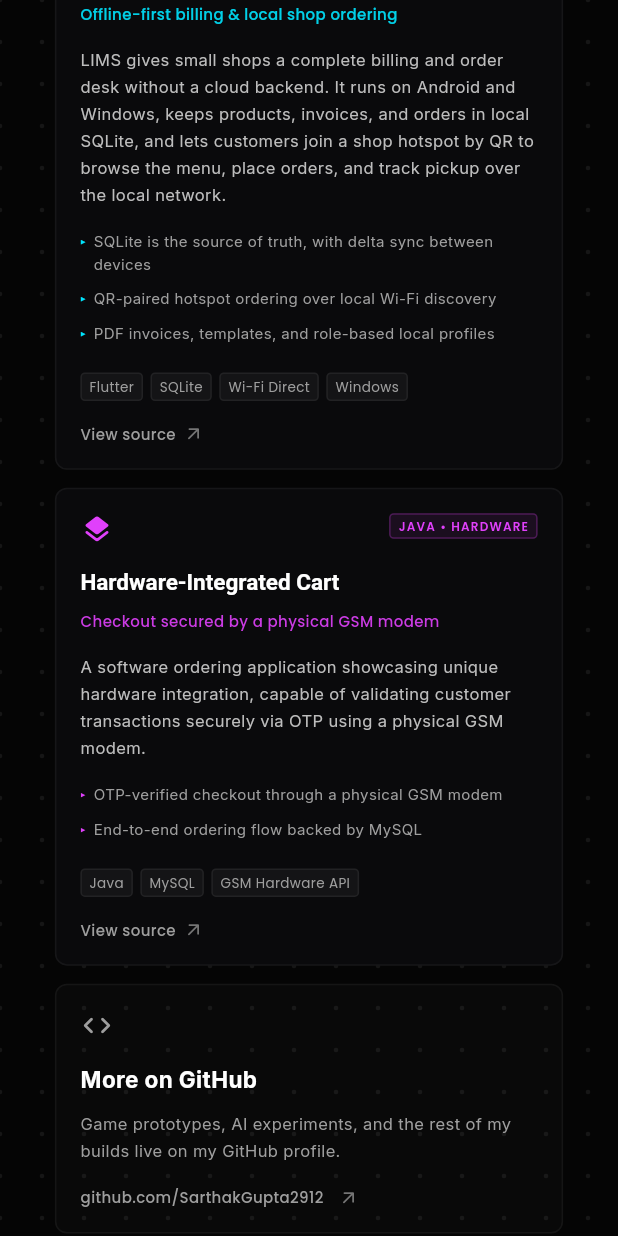
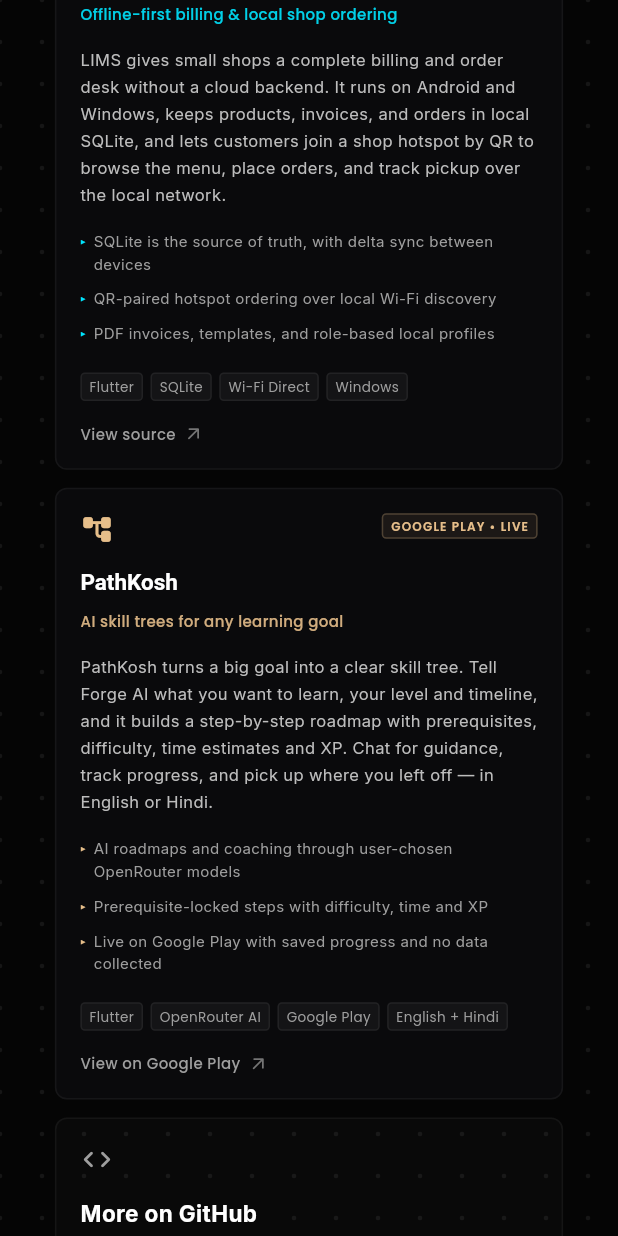
Before and after one commit to SarthakGupta2912/Sarthak_Portfolio_Website, a Flutter app: the screen it shows after launch, scrolled down 2880 dp, on a phone screen of 412 x 824 dp. Run offline on Flutter 3.47's test engine with Material 3 defaults, Android fonts, the light colour scheme and no system bars; our stand-ins replace google_fonts.

Commit message:
Replace hardware project with PathKosh
Feature PathKosh with its Google Play listing, AI roadmap highlights and a Google Play call to action. Update tests and page metadata.

```diff
--- a/lib/main.dart
+++ b/lib/main.dart
@@ -1389,19 +1389,27 @@
         link: 'https://github.com/SarthakGupta2912/LIMS',
       ),
       _ProjectData(
-        title: 'Hardware-Integrated Cart',
-        tagline: 'Checkout secured by a physical GSM modem',
+        title: 'PathKosh',
+        tagline: 'AI skill trees for any learning goal',
         description:
-            'A software ordering application showcasing unique hardware integration, capable of validating customer transactions securely via OTP using a physical GSM modem.',
+            'PathKosh turns a big goal into a clear skill tree. Tell Forge AI what you want to learn, your level and timeline, and it builds a step-by-step roadmap with prerequisites, difficulty, time estimates and XP. Chat for guidance, track progress, and pick up where you left off — in English or Hindi.',
         highlights: const [
-          'OTP-verified checkout through a physical GSM modem',
-          'End-to-end ordering flow backed by MySQL',
+          'AI roadmaps and coaching through user-chosen OpenRouter models',
+          'Prerequisite-locked steps with difficulty, time and XP',
+          'Live on Google Play with saved progress and no data collected',
         ],
-        tags: const ['Java', 'MySQL', 'GSM Hardware API'],
-        status: 'Java • Hardware',
-        accentColor: Colors.purpleAccent,
-        icon: Icons.layers_rounded,
-        link: 'https://github.com/SarthakGupta2912/ShoppingCart',
+        tags: const [
+          'Flutter',
+          'OpenRouter AI',
+          'Google Play',
+          'English + Hindi',
+        ],
+        status: 'Google Play • Live',
+        accentColor: const Color(0xFFE6BE8A),
+        icon: Icons.account_tree_rounded,
+        link:
+            'https://play.google.com/store/apps/details?id=com.Sarthak.pathkosh',
+        ctaLabel: 'View on Google Play',
       ),
     ];
 
@@ -1485,6 +1493,7 @@
   final Color accentColor;
   final IconData icon;
   final String link;
+  final String ctaLabel;
 
   const _ProjectData({
     required this.title,
@@ -1496,6 +1505,7 @@
     required this.accentColor,
     required this.icon,
     required this.link,
+    this.ctaLabel = 'View source',
   });
 }
 
@@ -1668,7 +1678,7 @@
                 Row(
                   children: [
                     Text(
-                      'View source',
+                      project.ctaLabel,
                       style: GoogleFonts.poppins(
                         fontSize: taglineSize,
                         color: _hovered ? Colors.white : Colors.grey[500],
```
Also changed, not shown: 3 other files.
